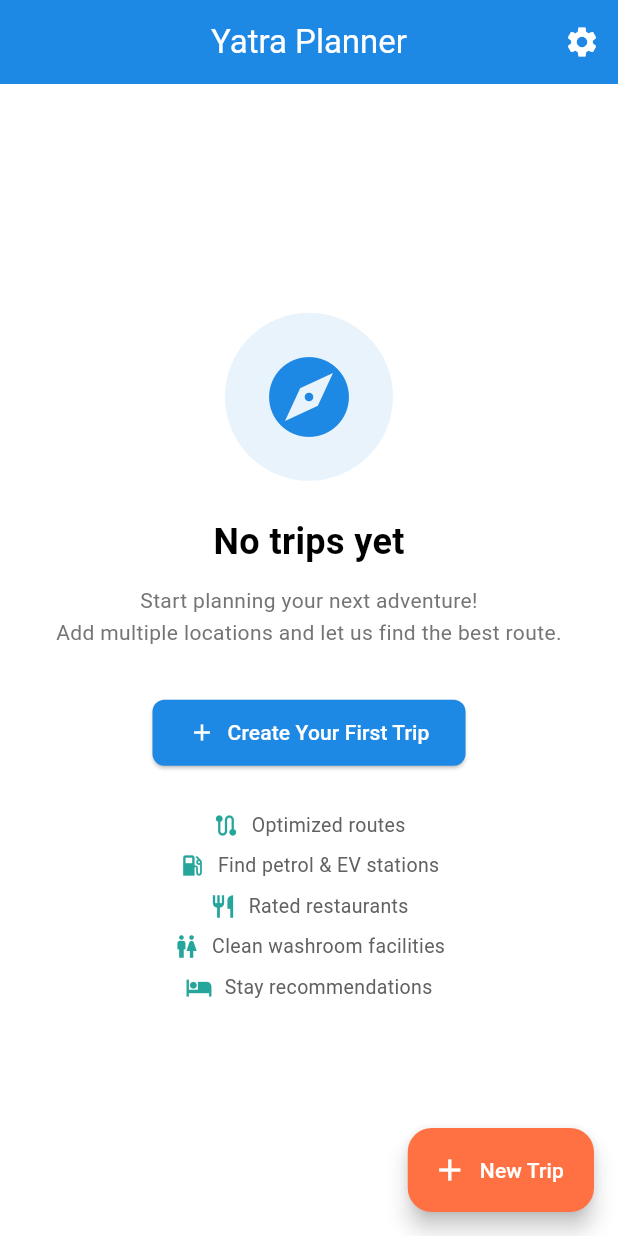
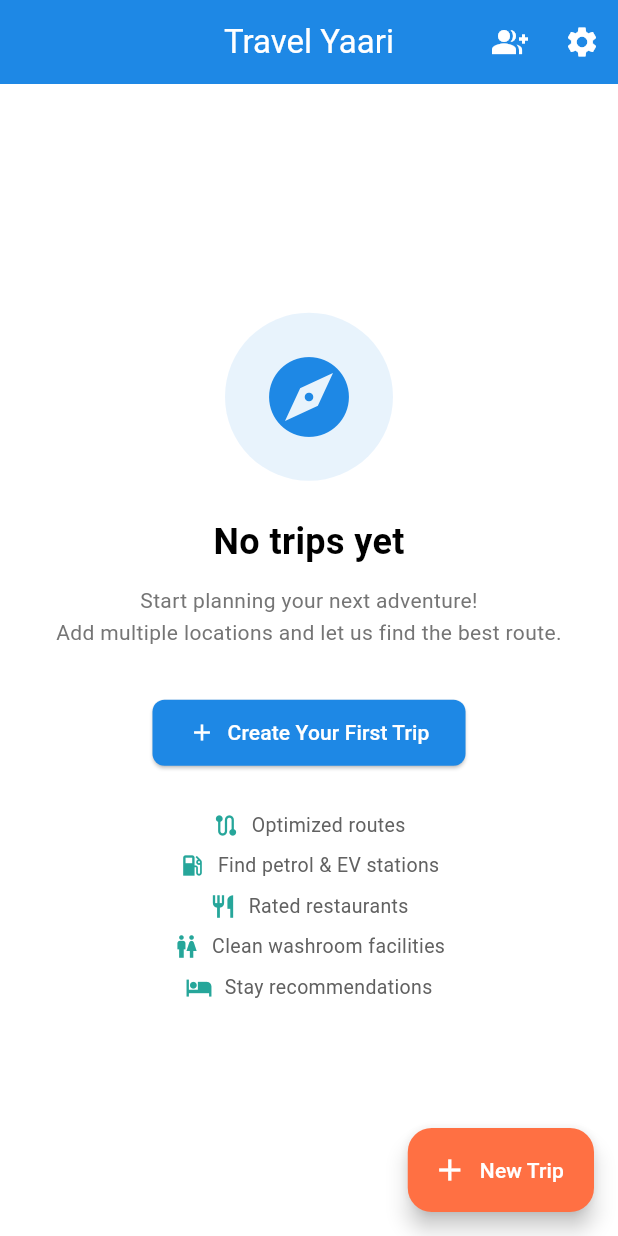
Before and after one commit to kvkc/TravelYari, a Flutter app: the screen it shows after launch, on a phone screen of 412 x 824 dp. Run offline on Flutter 3.47's test engine with Material 3 defaults, Android fonts, the phone set to English and light mode, and no system bars; our stand-ins replace cloud_firestore, dio, firebase_auth, firebase_core, firebase_messaging, flutter_contacts and 11 more; missing offline and left inert: receive_sharing_intent; accounts and stored records are empty; Roboto replaces fonts that are missing (Poppins); statements that could not run were skipped.

Commit message:
Rename to Travel Yaari, fix invite bug, add expenses to trip screen, enable R8
- Rename app from Yatra Planner to Travel Yaari across all surfaces
- Fix invite screen bug: selected contacts lost when searching
  (now stores full ContactInfo objects instead of just IDs)
- Route view invite button now opens in-app contact picker
  instead of old external share sheet
- Add expenses button to trip planning screen (independent of route)
- Add invite participants button to trip planning screen
- syncIfShared reads fresh trip from storage to pick up isShared flag
- Fix invisible text: AppBar TextButtons now use white foreground
- Enable R8 minification and resource shrinking for release builds
- Remove ACCESS_BACKGROUND_LOCATION (not needed, avoids strict review)
- Add proguard rules for Flutter, Firebase, Google Maps, Play Core

Co-Authored-By: Claude Opus 4.5 <noreply@anthropic.com>

```diff
--- a/lib/app/app.dart
+++ b/lib/app/app.dart
@@ -3,6 +3,7 @@ import 'package:flutter_riverpod/flutter_riverpod.dart';
 
 import '../core/theme/app_theme.dart';
 import '../core/router/app_router.dart';
+import '../core/services/navigation_service.dart';
 import '../features/shared_location/shared_location_handler.dart';
 
 class YatraApp extends ConsumerStatefulWidget {
@@ -13,21 +14,19 @@ class YatraApp extends ConsumerStatefulWidget {
 }
 
 class _YatraAppState extends ConsumerState<YatraApp> {
-  final _navigatorKey = GlobalKey<NavigatorState>();
-
   @override
   void initState() {
     super.initState();
     // Initialize shared location handler for WhatsApp/other app links and invite deep links
-    SharedLocationHandler.init(ref, navigatorKey: _navigatorKey);
+    SharedLocationHandler.init(ref, navigatorKey: NavigationService.navigatorKey);
   }
 
   @override
   Widget build(BuildContext context) {
     return MaterialApp(
-      title: 'Yatra Planner',
+      title: 'Travel Yaari',
       debugShowCheckedModeBanner: false,
-      navigatorKey: _navigatorKey,
+      navigatorKey: NavigationService.navigatorKey,
       theme: AppTheme.lightTheme,
       darkTheme: AppTheme.darkTheme,
       themeMode: ThemeMode.system,
--- a/lib/core/services/map/osm_service.dart
+++ b/lib/core/services/map/osm_service.dart
@@ -23,7 +23,7 @@ class OsmService implements MapServiceInterface {
   }
 
   OsmService() : _dio = Dio() {
-    _dio.options.headers['User-Agent'] = 'YatraPlanner/1.0 (travel planning app)';
+    _dio.options.headers['User-Agent'] = 'TravelYaari/1.0 (travel planning app)';
     _dio.options.headers['Accept'] = 'application/json';
     // Add timeout for better UX
     _dio.options.connectTimeout = const Duration(seconds: 15);
--- a/lib/core/services/notification/notification_service.dart
+++ b/lib/core/services/notification/notification_service.dart
@@ -165,7 +165,7 @@ class NotificationService extends StateNotifier<NotificationState> {
     return TripNotification(
       id: message.messageId ?? DateTime.now().millisecondsSinceEpoch.toString(),
       type: type,
-      title: notification.title ?? 'Yatra Planner',
+      title: notification.title ?? 'Travel Yaari',
       body: notification.body ?? '',
       tripId: data['tripId'],
     );
--- a/lib/core/theme/app_theme.dart
+++ b/lib/core/theme/app_theme.dart
@@ -27,6 +27,12 @@ class AppTheme {
         foregroundColor: Colors.white,
         elevation: 0,
         centerTitle: true,
+        actionsIconTheme: IconThemeData(color: Colors.white),
+      ),
+      textButtonTheme: TextButtonThemeData(
+        style: TextButton.styleFrom(
+          foregroundColor: primaryColor,
+        ),
       ),
       cardTheme: CardTheme(
         elevation: 2,
@@ -81,6 +87,12 @@ class AppTheme {
         foregroundColor: Colors.white,
         elevation: 0,
         centerTitle: true,
+        actionsIconTheme: IconThemeData(color: Colors.white),
+      ),
+      textButtonTheme: TextButtonThemeData(
+        style: TextButton.styleFrom(
+          foregroundColor: primaryColor,
+        ),
       ),
       cardTheme: CardTheme(
         elevation: 2,
--- a/lib/features/collaboration/services/invite_service.dart
+++ b/lib/features/collaboration/services/invite_service.dart
@@ -36,7 +36,7 @@ class InviteService {
   /// Generate invite message with clickable link
   String generateInviteMessage(Trip trip, String shareCode) {
     final link = generateInviteLink(shareCode);
-    return '''Join my trip "${trip.name}" on Yatra Planner!
+    return '''Join my trip "${trip.name}" on Travel Yaari!
 
 $link
 
--- a/lib/features/expenses/screens/add_expense_screen.dart
+++ b/lib/features/expenses/screens/add_expense_screen.dart
@@ -190,13 +190,14 @@ class _AddExpenseScreenState extends ConsumerState<AddExpenseScreen> {
                 child: SizedBox(
                   width: 20,
                   height: 20,
-                  child: CircularProgressIndicator(strokeWidth: 2),
+                  child: CircularProgressIndicator(strokeWidth: 2, color: Colors.white),
                 ),
               ),
             )
           else
             TextButton(
               onPressed: _saveExpense,
+              style: TextButton.styleFrom(foregroundColor: Colors.white),
               child: const Text('Save'),
             ),
         ],
--- a/lib/features/home/screens/home_screen.dart
+++ b/lib/features/home/screens/home_screen.dart
@@ -143,12 +143,23 @@ class _HomeScreenState extends ConsumerState<HomeScreen> {
     }
   }
 
+  void _joinTrip() {
+    Navigator.pushNamed(context, AppRouter.joinTrip).then((_) {
+      _loadTrips();
+    });
+  }
+
   @override
   Widget build(BuildContext context) {
     return Scaffold(
       appBar: AppBar(
-        title: const Text('Yatra Planner'),
+        title: const Text('Travel Yaari'),
         actions: [
+          IconButton(
+            icon: const Icon(Icons.group_add),
+            onPressed: _joinTrip,
+            tooltip: 'Join Trip',
+          ),
           IconButton(
             icon: const Icon(Icons.settings),
             onPressed: () {
```
Also changed, not shown: lib/core/services/sync/trip_sync_service.dart (+5 -2 lines), lib/features/collaboration/screens/invite_participants_screen.dart (+11 -18 lines), lib/features/trip_planning/screens/route_view_screen.dart (+11 -2 lines), lib/features/trip_planning/screens/trip_planning_screen.dart (+32 -0 lines), 3 other files.
